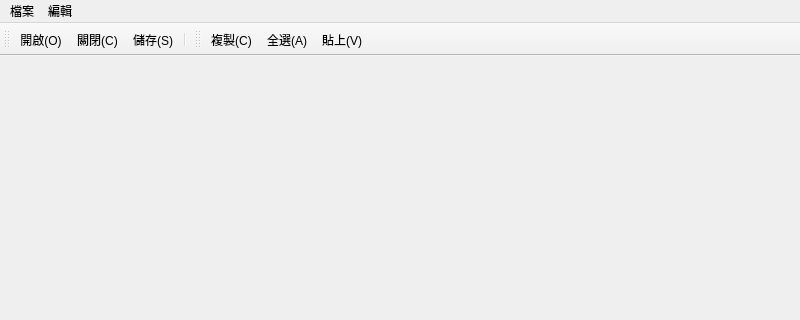
The window that DesignWindow1/DesignWindow1/mainwindow.ui (kaiiilul/DesignWindow1) describes before a commit, drawn with Qt 5; both pictures show x 0 to 800 and y 0 to 320 of the 800 by 600 pixel window.
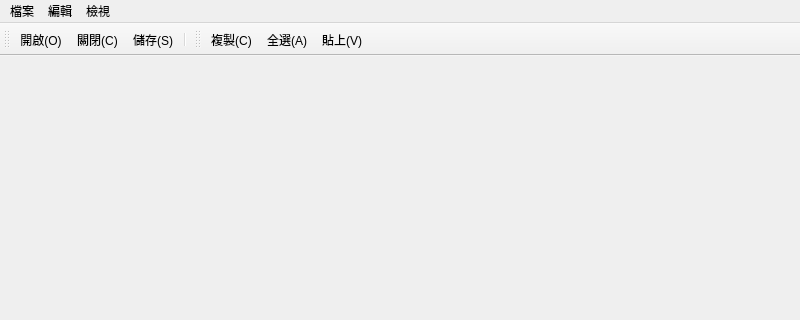
The same window after the commit.

Commit message: Add third menu column (檢視) and implement dark theme

```diff
--- a/DesignWindow1/DesignWindow1/mainwindow.ui
+++ b/DesignWindow1/DesignWindow1/mainwindow.ui
@@ -47,8 +47,18 @@
     <addaction name="actionAll"/>
     <addaction name="actionPaste"/>
    </widget>
+   <widget class="QMenu" name="menu_V">
+    <property name="title">
+     <string>檢視</string>
+    </property>
+    <addaction name="actionZoomIn"/>
+    <addaction name="actionZoomOut"/>
+    <addaction name="separator"/>
+    <addaction name="actionFullScreen"/>
+   </widget>
    <addaction name="menu_F"/>
    <addaction name="menu_E"/>
+   <addaction name="menu_V"/>
   </widget>
   <widget class="QStatusBar" name="statusbar"/>
   <widget class="QToolBar" name="fileToolBar">
```
Left out of the diff: 24 changed lines with no effect on the pictures. The commit also changes 3 other files.
